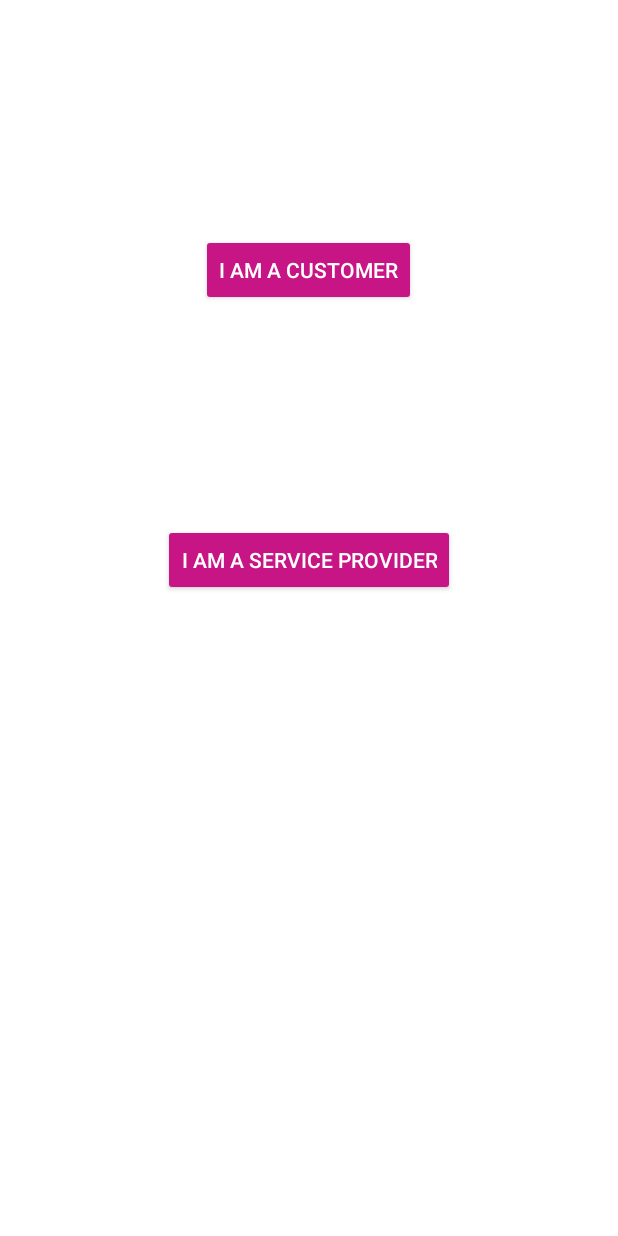
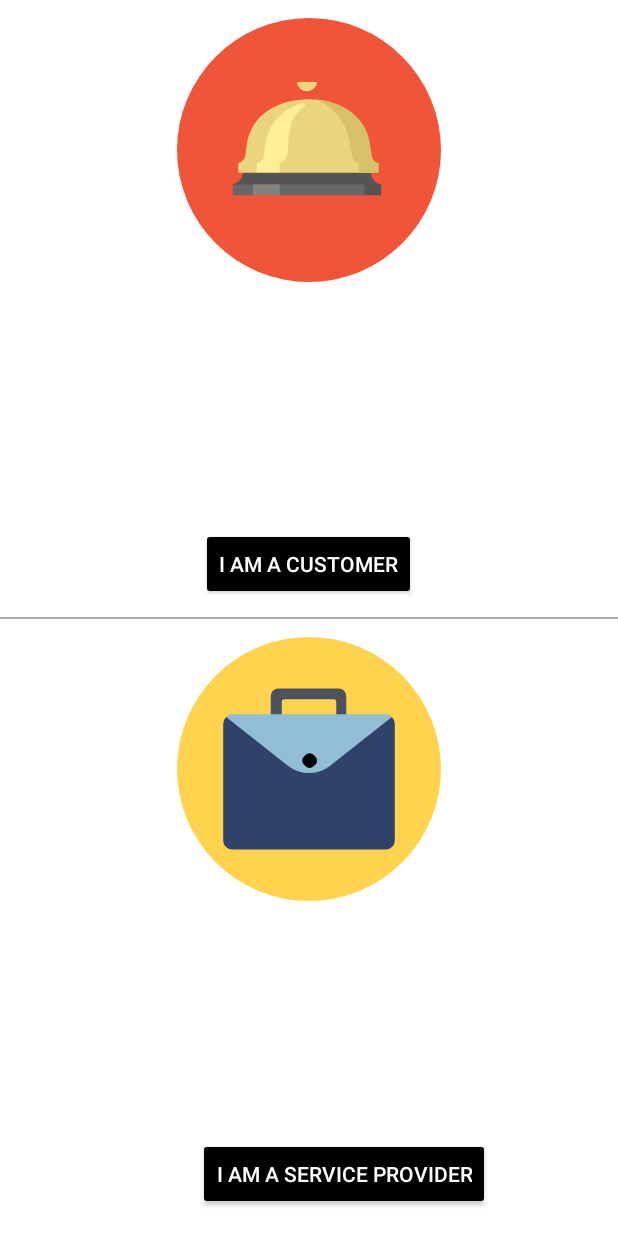
Before and after one commit to uzairnz/WhatsAround, an Android app: the screen it shows after launch (LoginActivity), on a phone screen of 412 x 824 dp. Run offline under Robolectric (Android 15) with nearby library versions, the phone set to English and light mode, and no system bars.

Commit message:
Login screen modified using logo & art

```diff
--- /dev/null
+++ b/app/src/main/res/drawable/ic_if_bell_294399.xml
@@ -0,0 +1,36 @@
+<vector xmlns:android="http://schemas.android.com/apk/res/android"
+        android:width="128dp"
+        android:height="128dp"
+        android:viewportWidth="128.0"
+        android:viewportHeight="128.0">
+    <path
+        android:pathData="M64,64m-64,0a64,64 0,1 1,128 0a64,64 0,1 1,-128 0"
+        android:fillColor="#F0553A"/>
+    <path
+        android:pathData="M37.17,80.17h-8.66c-0.48,0.24 -0.97,0.43 -1.46,0.52v5.19H37.17V80.17z"
+        android:fillColor="#686868"/>
+    <path
+        android:pathData="M49.42,80.17h42.17v5.72h-42.17z"
+        android:fillColor="#686868"/>
+    <path
+        android:pathData="M91.25,72.2H32.63l-0.79,3.86c-0.28,2.2 -2.63,4.19 -4.78,4.62v0.06h64.2V72.2z"
+        android:fillColor="#545454"/>
+    <path
+        android:pathData="M98.95,80.69v5.19h-8v-5.19c-2.16,-0.43 -4.51,-2.42 -4.78,-4.62l-0.79,-3.86h8l0.79,3.86C94.44,78.27 96.79,80.26 98.95,80.69z"
+        android:fillColor="#545454"/>
+    <path
+        android:pathData="M36.86,80.72h12.92v5.16h-12.92z"
+        android:fillColor="#828282"/>
+    <path
+        android:pathData="M93.36,66.31l-0.17,-1.41c-0.21,-1.38 -0.36,-2.33 -0.61,-3.94C90.35,45.88 77.06,39.34 63.75,39.34C50.44,39.34 36.15,45.87 33.92,60.96c-0.25,1.61 -0.59,4.02 -0.59,4.02l-0.17,1.33c-0.17,1.86 -1.52,3.68 -3.45,4.06v4.65h9.2v-0.69h10.5v0.69h47.36v-4.65C94.85,69.99 93.58,68.45 93.36,66.31z"
+        android:fillColor="#EAD57D"/>
+    <path
+        android:pathData="M97.78,70.38v4.64h-9.66v-4.64c-1.93,-0.39 -3.2,-1.93 -3.43,-4.07l-0.17,-1.41c-0.21,-1.37 -0.36,-2.33 -0.61,-3.94c-1.63,-11 -8.47,-18.35 -17.22,-21.51c12.4,0.89 24.82,7.53 26.88,21.51c0.26,1.61 0.4,2.57 0.62,3.94l0.17,1.41C94.58,68.45 95.85,69.99 97.78,70.38z"
+        android:fillColor="#D6C169"/>
+    <path
+        android:pathData="M61.27,43.15c-4.13,2.73 -6.97,7.87 -7.34,17.81c-0.1,2.71 -0.54,5.26 -0.54,5.26c-0.37,1.86 -1.74,3.77 -3.67,4.16v4.64h-11v-4.64c1.93,-0.39 3.28,-2.2 3.45,-4.07l0.17,-1.33c0,0 0.33,-2.41 0.59,-4.02c1.5,-10.22 8.54,-16.51 17.06,-19.5C62.29,40.91 62.7,41.66 61.27,43.15z"
+        android:fillColor="#FFEF97"/>
+    <path
+        android:pathData="M58.16,31c0.19,2.51 2.28,4.5 4.84,4.5c2.56,0 4.66,-1.98 4.84,-4.5H58.16z"
+        android:fillColor="#EAD57D"/>
+</vector>
--- /dev/null
+++ b/app/src/main/res/drawable/ic_if_briefcase_1296365.xml
@@ -0,0 +1,21 @@
+<vector xmlns:android="http://schemas.android.com/apk/res/android"
+        android:width="512dp"
+        android:height="512dp"
+        android:viewportWidth="512.0"
+        android:viewportHeight="512.0">
+    <path
+        android:pathData="M256,0L256,0A256,256 0,0 1,512 256L512,256A256,256 0,0 1,256 512L256,512A256,256 0,0 1,0 256L0,256A256,256 0,0 1,256 0z"
+        android:fillColor="#ffd34e"/>
+    <path
+        android:pathData="M181.8,114.7V164h21.4V125.7a4.8,4.8 0,0 1,4.8 -4.8h96.1a4.8,4.8 0,0 1,4.8 4.8V164H328.3V114.7a14.6,14.6 0,0 0,-14.6 -14.6H196.4A14.6,14.6 0,0 0,181.8 114.7Z"
+        android:fillColor="#4b525f"/>
+    <path
+        android:pathData="M106.5,151.2L405.5,151.2A16.9,16.9 0,0 1,422.4 168.1L422.4,395A16.9,16.9 0,0 1,405.5 411.9L106.5,411.9A16.9,16.9 0,0 1,89.6 395L89.6,168.1A16.9,16.9 0,0 1,106.5 151.2z"
+        android:fillColor="#304269"/>
+    <path
+        android:pathData="M215.7,250a65.3,65.3 0,0 0,80.6 0L416.8,155c-3,-2.7 -6.9,-5 -11.3,-5h-299c-4.3,0 -8.3,2.3 -11.3,5Z"
+        android:fillColor="#91bed4"/>
+    <path
+        android:fillColor="#FF000000"
+        android:pathData="M264.8,228.4L268.5,232A10.7,10.7 113.2,0 1,268.5 247.2L264.8,250.8A10.7,10.7 122.6,0 1,249.7 250.8L246,247.2A10.7,10.7 114,0 1,246 232L249.7,228.4A10.7,10.7 114,0 1,264.8 228.4z"/>
+</vector>
--- a/app/src/main/res/layout/activity_login.xml
+++ b/app/src/main/res/layout/activity_login.xml
@@ -11,23 +11,51 @@
         android:id="@+id/user_btn"
         android:layout_width="wrap_content"
         android:layout_height="wrap_content"
-        android:layout_alignParentTop="true"
+        android:layout_above="@+id/view"
         android:layout_centerHorizontal="true"
-        android:layout_marginTop="156dp"
+        android:layout_marginBottom="11dp"
         android:text="@string/user"
-        android:theme="@style/MyButton"
         android:textColor="#ffffff"
-        />
+        android:theme="@style/MyButton" />
 
     <Button
         android:id="@+id/partner_btn"
         android:layout_width="wrap_content"
         android:layout_height="wrap_content"
-        android:layout_below="@+id/user_btn"
+        android:layout_alignParentBottom="true"
+        android:layout_alignParentEnd="true"
+        android:layout_marginBottom="17dp"
+        android:layout_marginEnd="85dp"
+        android:text="@string/partner"
+        android:textColor="#ffffff"
+        android:theme="@style/MyButton" />
+
+    <View
+        android:layout_width="match_parent"
+        android:layout_height="1dp"
+        android:layout_alignParentStart="true"
+        android:layout_centerVertical="true"
+        android:background="@android:color/darker_gray"
+        android:foregroundGravity="bottom"
+        android:id="@+id/view" />
+
+    <ImageView
+        android:id="@+id/imageView2"
+        android:layout_width="200dp"
+        android:layout_height="200dp"
+        android:layout_alignParentTop="true"
         android:layout_centerHorizontal="true"
-        android:layout_marginTop="145dp"
-        android:text="@string/partner"
-        android:theme="@style/MyButton"
-        android:textColor="#ffffff"
-        />
+        android:contentDescription="bell"
+        android:padding="@dimen/margin_12"
+        app:srcCompat="@drawable/ic_if_bell_294399" />
+
+    <ImageView
+        android:id="@+id/imageView3"
+        android:layout_width="200dp"
+        android:layout_height="200dp"
+        android:layout_alignStart="@+id/imageView2"
+        android:layout_below="@+id/view"
+        app:srcCompat="@drawable/ic_if_briefcase_1296365"
+        android:padding="@dimen/margin_12"/>
+
 </RelativeLayout>
--- a/app/src/main/res/values/colors.xml
+++ b/app/src/main/res/values/colors.xml
@@ -7,6 +7,7 @@
     <color name="album_title">#4c4c4c</color>
     <color name="indigo">#4B0082</color>
     <color name="pink">#C71585</color>
-
+    <color name="grey">#d3d3d3</color>
+    <color name="hint_color">#d3d3d3</color>
 
 </resources>
--- a/app/src/main/res/values/styles.xml
+++ b/app/src/main/res/values/styles.xml
@@ -3,20 +3,23 @@
     <!-- Base application theme. -->
     <style name="AppTheme" parent="Theme.AppCompat.NoActionBar">
         <!-- Customize your theme here. -->
-        <item name="colorPrimary">@color/colorPrimary</item>
+        <item name="colorPrimary">@color/grey</item>
         <item name="colorPrimaryDark">@color/colorPrimaryDark</item>
-        <item name="colorAccent">@color/colorAccent</item>
+        <item name="colorAccent">@color/colorPrimaryDark</item>
     </style>
 
     <style name="AppTheme_Dark_Dialog">
-        <item name="colorPrimary">@color/colorPrimary</item>
+        <item name="colorPrimary">@color/grey</item>
         <item name="colorPrimaryDark">@color/colorPrimaryDark</item>
-        <item name="colorAccent">@color/colorAccent</item>
+        <item name="colorAccent">@color/colorPrimaryDark</item>
     </style>
 
     <style name="MyButton" parent="Theme.AppCompat.Light">
-        <item name="colorControlHighlight">@color/indigo</item>
-        <item name="colorButtonNormal">@color/pink</item>
+        <item name="colorControlHighlight">@color/grey</item>
+        <item name="colorButtonNormal">@color/colorPrimaryDark</item>
     </style>
 
+    <style name="TextAppearence.TextInputLayout.Light.Hint" parent="@android:style/TextAppearance">
+        <item name="android:textColor">@color/hint_color</item>
+        <item name="android:textSize">16sp</item></style>
 </resources>
```
Also changed, not shown: app/src/main/res/drawable/ic_if_client_1931212.xml (added, +27 -0 lines), app/src/main/res/layout/activity_customer_login.xml (+22 -6 lines), app/src/main/res/layout/activity_customer_signup.xml (+5 -3 lines).
